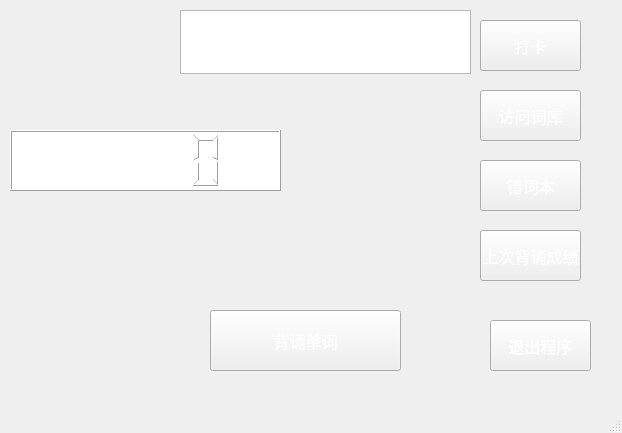
This is mainwindow.ui in wyq777x/learnENG as Qt 5 draws it before an edit. The edited form follows.
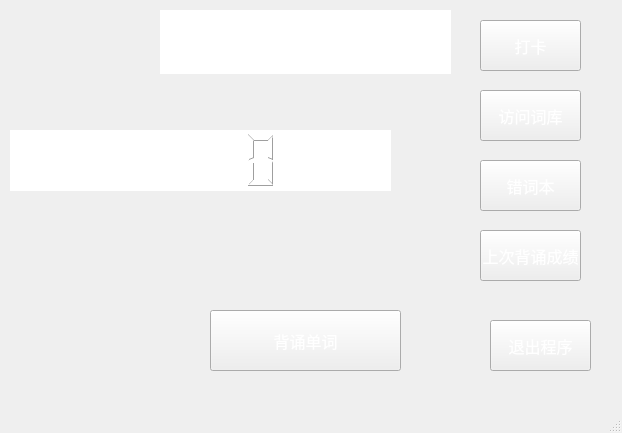
This is the edited form.

What changed in the file:
```diff
--- a/mainwindow.ui
+++ b/mainwindow.ui
@@ -134,10 +134,13 @@
      <rect>
       <x>10</x>
       <y>130</y>
-      <width>271</width>
+      <width>381</width>
       <height>61</height>
      </rect>
     </property>
+    <property name="frameShape">
+     <enum>QFrame::NoFrame</enum>
+    </property>
     <property name="html">
      <string>&lt;!DOCTYPE HTML PUBLIC &quot;-//W3C//DTD HTML 4.0//EN&quot; &quot;http://www.w3.org/TR/REC-html40/strict.dtd&quot;&gt;
 &lt;html&gt;&lt;head&gt;&lt;meta name=&quot;qrichtext&quot; content=&quot;1&quot; /&gt;&lt;meta charset=&quot;utf-8&quot; /&gt;&lt;style type=&quot;text/css&quot;&gt;
@@ -152,12 +155,15 @@
    <widget class="QTextEdit" name="title">
     <property name="geometry">
      <rect>
-      <x>180</x>
+      <x>160</x>
       <y>10</y>
       <width>291</width>
       <height>64</height>
      </rect>
     </property>
+    <property name="frameShape">
+     <enum>QFrame::NoFrame</enum>
+    </property>
     <property name="html">
      <string>&lt;!DOCTYPE HTML PUBLIC &quot;-//W3C//DTD HTML 4.0//EN&quot; &quot;http://www.w3.org/TR/REC-html40/strict.dtd&quot;&gt;
 &lt;html&gt;&lt;head&gt;&lt;meta name=&quot;qrichtext&quot; content=&quot;1&quot; /&gt;&lt;meta charset=&quot;utf-8&quot; /&gt;&lt;style type=&quot;text/css&quot;&gt;
@@ -174,10 +180,13 @@
      <rect>
       <x>10</x>
       <y>130</y>
-      <width>271</width>
+      <width>381</width>
       <height>61</height>
      </rect>
     </property>
+    <property name="frameShape">
+     <enum>QFrame::NoFrame</enum>
+    </property>
    </widget>
   </widget>
   <widget class="QMenuBar" name="menubar">
```
